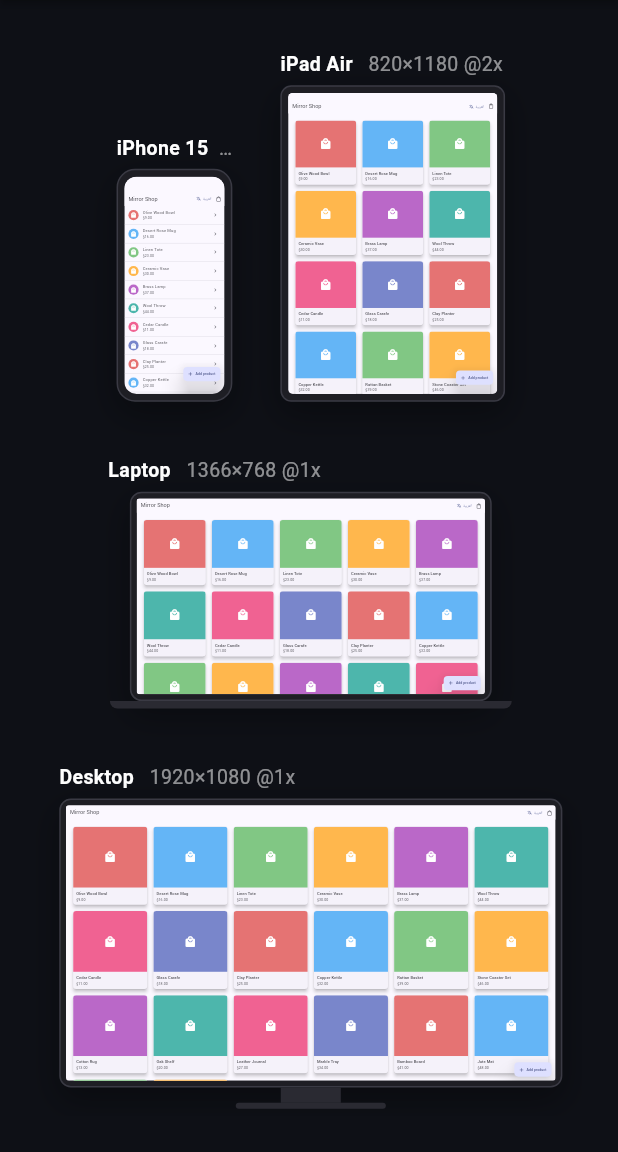
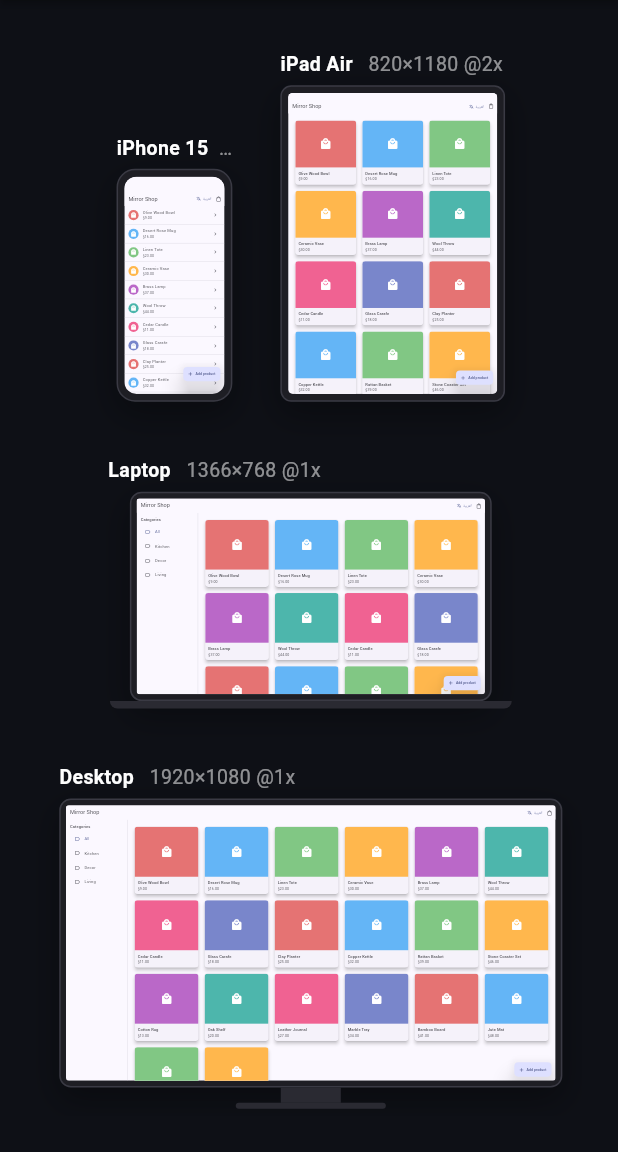
Before and after one commit to AbdAlftahSalem/responsive_mirror, a Flutter app: the screen it shows after launch, on a phone screen of 412 x 824 dp, the part 84-1236 px from its top. Run offline on Flutter 3.47's test engine with Material 3 defaults, Android fonts, the phone set to English and light mode, and no system bars; our stand-ins replace web; missing offline and left inert: dart:js_interop.

Commit message:
docs(example): desktop-only category panel to show out-of-sync devices

```diff
--- a/example/lib/l10n.dart
+++ b/example/lib/l10n.dart
@@ -16,6 +16,7 @@ const _strings = <String, Map<String, String>>{
     'ar': 'شحن مجاني للطلبات فوق 50\$',
   },
   'free': {'en': 'FREE', 'ar': 'مجاناً'},
+  'categories': {'en': 'Categories', 'ar': 'الأقسام'},
   'description': {
     'en': 'Handmade in small batches. Every piece is a little different, '
         'which is what makes it yours.',
--- a/example/lib/shop_app.dart
+++ b/example/lib/shop_app.dart
@@ -71,7 +71,7 @@ class HomePage extends StatelessWidget {
           label: Text(tr(context, 'add_product')),
         ),
         body: LayoutBuilder(builder: (context, constraints) {
-          final products = store.products;
+          final products = store.visibleProducts;
           if (constraints.maxWidth < 600) {
             return ListView.separated(
               key: const ValueKey('products'),
@@ -81,8 +81,10 @@ class HomePage extends StatelessWidget {
               itemBuilder: (context, i) => ProductTile(product: products[i]),
             );
           }
-          final columns = (constraints.maxWidth / 260).floor().clamp(2, 6);
-          return GridView.builder(
+          final wideDesktop = constraints.maxWidth >= 1200;
+          final gridWidth = constraints.maxWidth - (wideDesktop ? 240 : 0);
+          final columns = (gridWidth / 260).floor().clamp(2, 6);
+          final grid = GridView.builder(
             key: const ValueKey('products'),
             padding: const EdgeInsets.fromLTRB(24, 24, 24, 96),
             gridDelegate: SliverGridDelegateWithFixedCrossAxisCount(
@@ -94,6 +96,32 @@ class HomePage extends StatelessWidget {
             itemCount: products.length,
             itemBuilder: (context, i) => ProductCard(product: products[i]),
           );
+          if (!wideDesktop) return grid;
+          // Desktop-only side panel: on phones and tablets it does not exist,
+          // so in isolated mode a tap here marks those devices "out of sync".
+          return Row(children: [
+            SizedBox(
+              width: 240,
+              child: ListView(
+                padding: const EdgeInsets.all(16),
+                children: [
+                  Text(tr(context, 'categories'),
+                      style: Theme.of(context).textTheme.titleMedium),
+                  const SizedBox(height: 8),
+                  for (final c in ShopStore.categories)
+                    ListTile(
+                      key: ValueKey('filter_$c'),
+                      selected: store.filter == c,
+                      leading: const Icon(Icons.label_outline),
+                      title: Text(c),
+                      onTap: () => store.filter = c,
+                    ),
+                ],
+              ),
+            ),
+            const VerticalDivider(width: 1),
+            Expanded(child: grid),
+          ]);
         }),
       ),
     );
--- a/example/lib/store.dart
+++ b/example/lib/store.dart
@@ -9,6 +9,9 @@ class Product {
   final String? nameAr;
 
   String localizedName(bool arabic) => arabic ? (nameAr ?? name) : name;
+
+  /// One of [ShopStore.categories] (not 'All').
+  String get category => ShopStore.categories[1 + id % 3];
   final double price;
   final int colorValue;
 }
@@ -21,6 +24,19 @@ class ShopStore extends ChangeNotifier {
       Product(i, _names[i], 9.0 + (i * 7) % 40, _colors[i % _colors.length],
           _namesAr[i]),
   ];
+
+  static const categories = ['All', 'Kitchen', 'Decor', 'Living'];
+
+  String _filter = 'All';
+  String get filter => _filter;
+  set filter(String value) {
+    _filter = value;
+    notifyListeners();
+  }
+
+  List<Product> get visibleProducts => _filter == 'All'
+      ? products
+      : products.where((p) => p.category == _filter).toList();
 
   int _cart = 0;
   int get cartCount => _cart;
```
